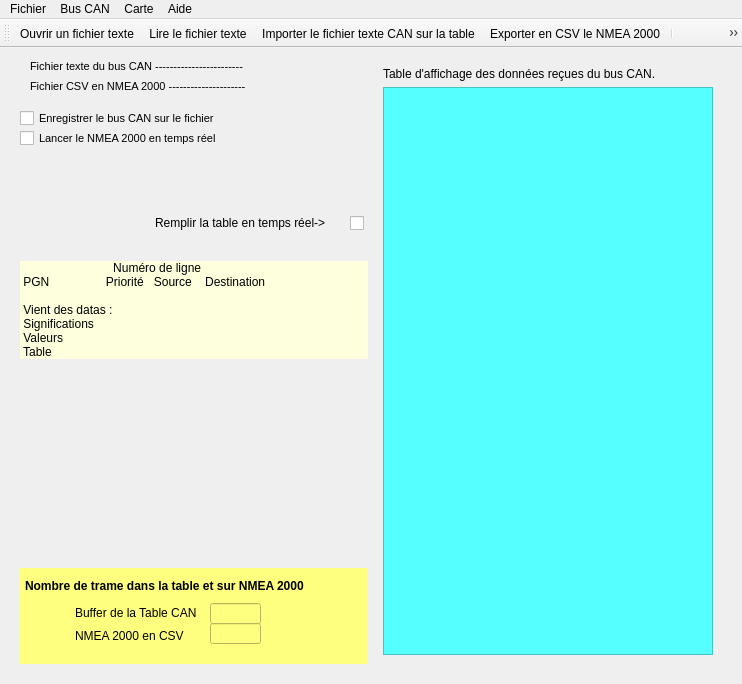
Above: Alain.ui from AlainMal/HUAHINE2-Alain before the change. Below: the same form after it.
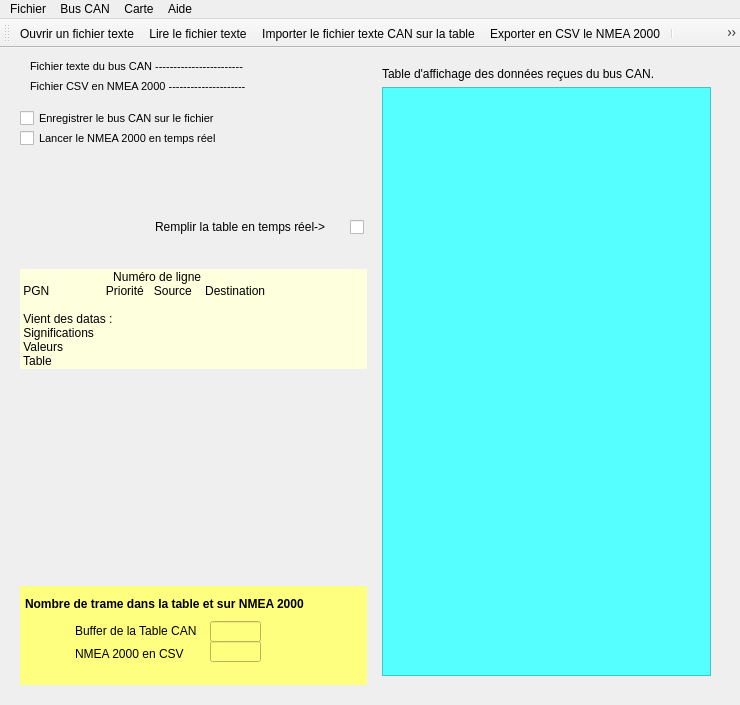
That is the form after the change. Icons and pictures are not drawn.

```diff
--- a/Alain.ui
+++ b/Alain.ui
@@ -7,14 +7,14 @@
    <rect>
     <x>0</x>
     <y>0</y>
-    <width>742</width>
-    <height>684</height>
+    <width>740</width>
+    <height>705</height>
    </rect>
   </property>
   <property name="minimumSize">
    <size>
-    <width>710</width>
-    <height>0</height>
+    <width>740</width>
+    <height>600</height>
    </size>
   </property>
   <property name="maximumSize">
@@ -439,7 +439,7 @@
     <rect>
      <x>0</x>
      <y>0</y>
-     <width>742</width>
+     <width>740</width>
      <height>26</height>
     </rect>
    </property>
```
